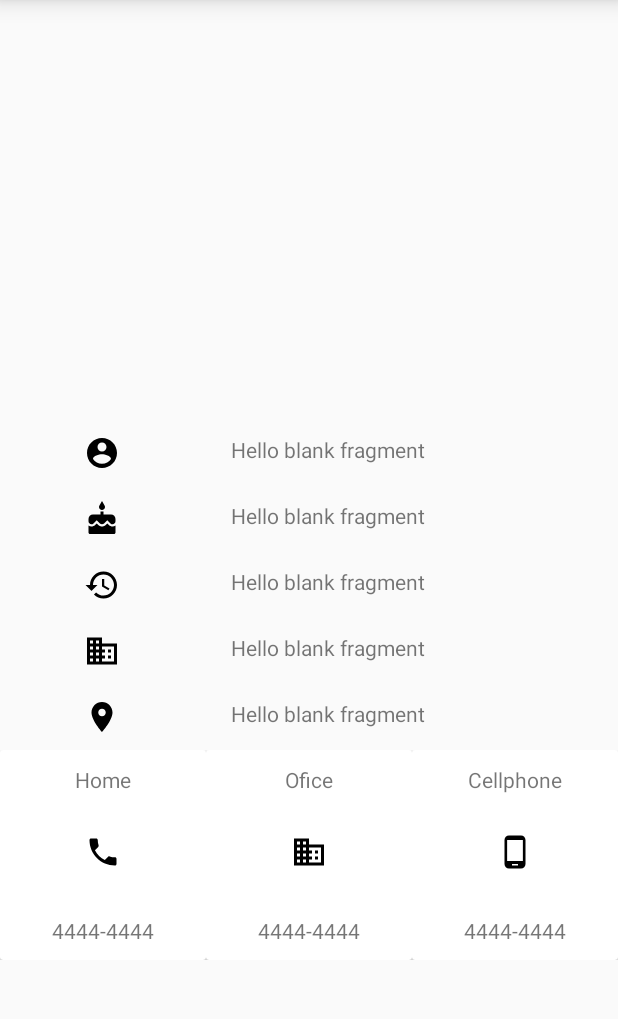
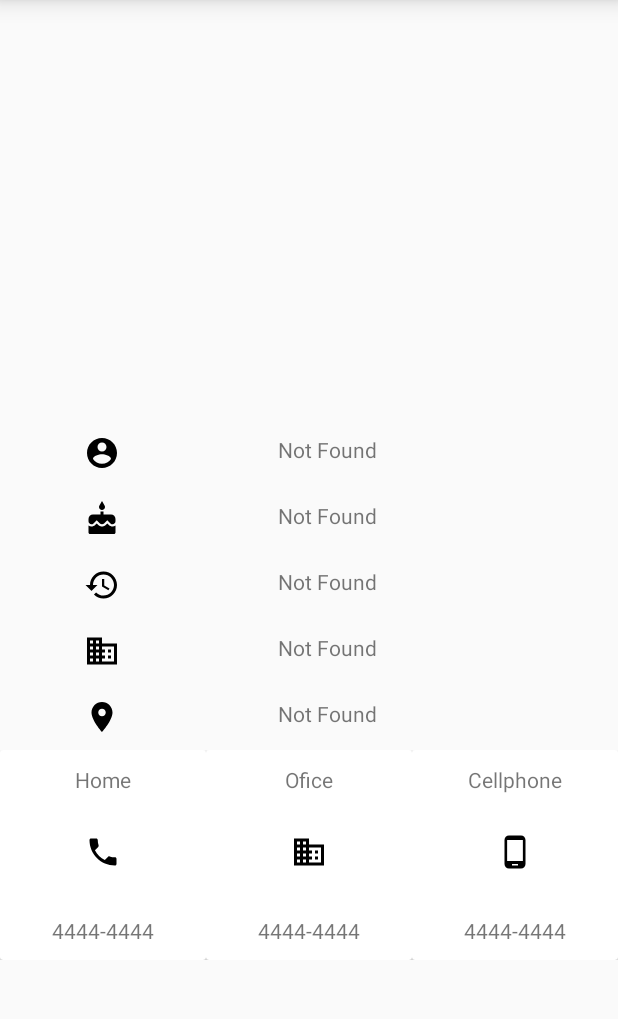
Before and after one commit to RusinToustau/IguanaChallenge, an Android app: the DetailFragment screen opened directly, with no data from a screen before it, on a phone screen of 412 x 824 dp, the part 84-1103 px from its top. Run offline under Robolectric (Android 15) with nearby library versions, the phone set to English and light mode, and no system bars; pictures from the network do not load; 2 statements that could not run were skipped.

Commit message:
Detalle
Creacion carpeta util en el ui

```diff
--- a/app/src/main/java/app/inthegarden/com/iguanachallenge/ui/Fragments/DetailFragment.java
+++ b/app/src/main/java/app/inthegarden/com/iguanachallenge/ui/Fragments/DetailFragment.java
@@ -23,7 +23,7 @@ import app.inthegarden.com.iguanachallenge.io.HTTPConnectionManager;
 import app.inthegarden.com.iguanachallenge.pojo.Address;
 import app.inthegarden.com.iguanachallenge.pojo.Detail;
 import app.inthegarden.com.iguanachallenge.pojo.Phone;
-import app.inthegarden.com.iguanachallenge.ui.CircleTransform;
+import app.inthegarden.com.iguanachallenge.ui.Util.CircleTransform;
 import retrofit2.Call;
 import retrofit2.Response;
 
--- a/app/src/main/java/app/inthegarden/com/iguanachallenge/ui/CircleTransform.java
+++ b/app/src/main/java/app/inthegarden/com/iguanachallenge/ui/Util/CircleTransform.java
@@ -1,4 +1,4 @@
-package app.inthegarden.com.iguanachallenge.ui;
+package app.inthegarden.com.iguanachallenge.ui.Util;
 
 import android.content.Context;
 import android.graphics.Bitmap;
--- a/app/src/main/res/values/styles.xml
+++ b/app/src/main/res/values/styles.xml
@@ -18,7 +18,7 @@
         <item name="android:layout_gravity">center_horizontal</item>
         <item name="android:layout_margin">10dp</item>
         <item name="android:textAlignment">center</item>
-        <item name="android:text">@string/hello_blank_fragment</item>
+        <item name="android:text">@string/not_found</item>
     </style>
 
     <style name="CardViewPhone">
```
